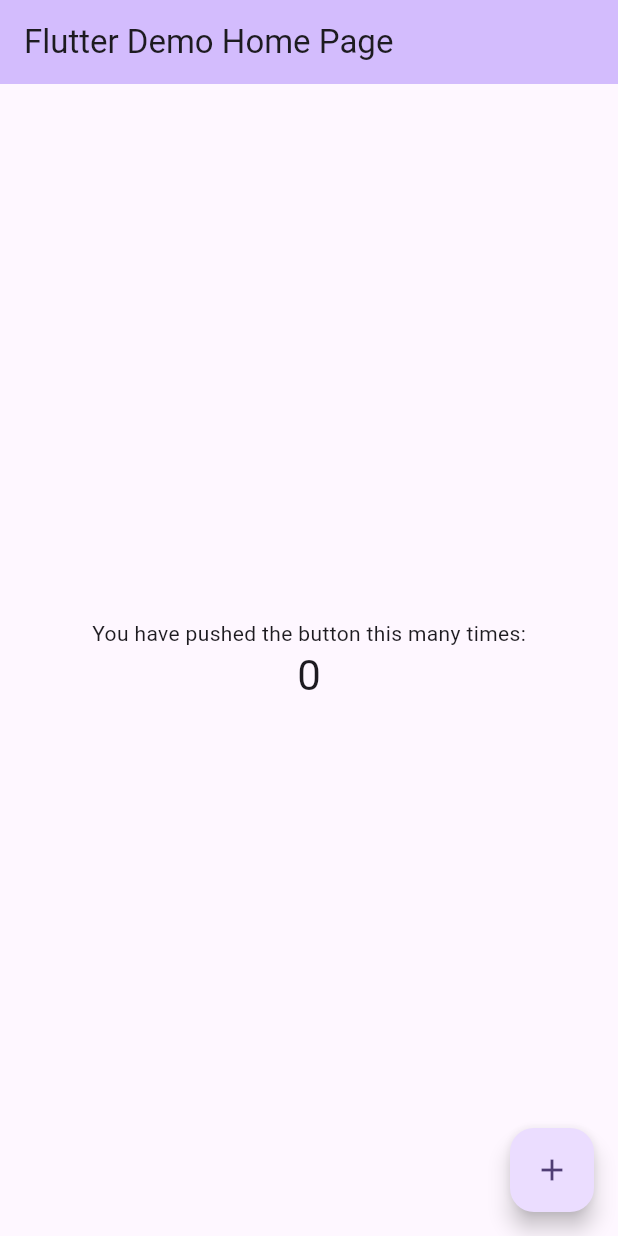
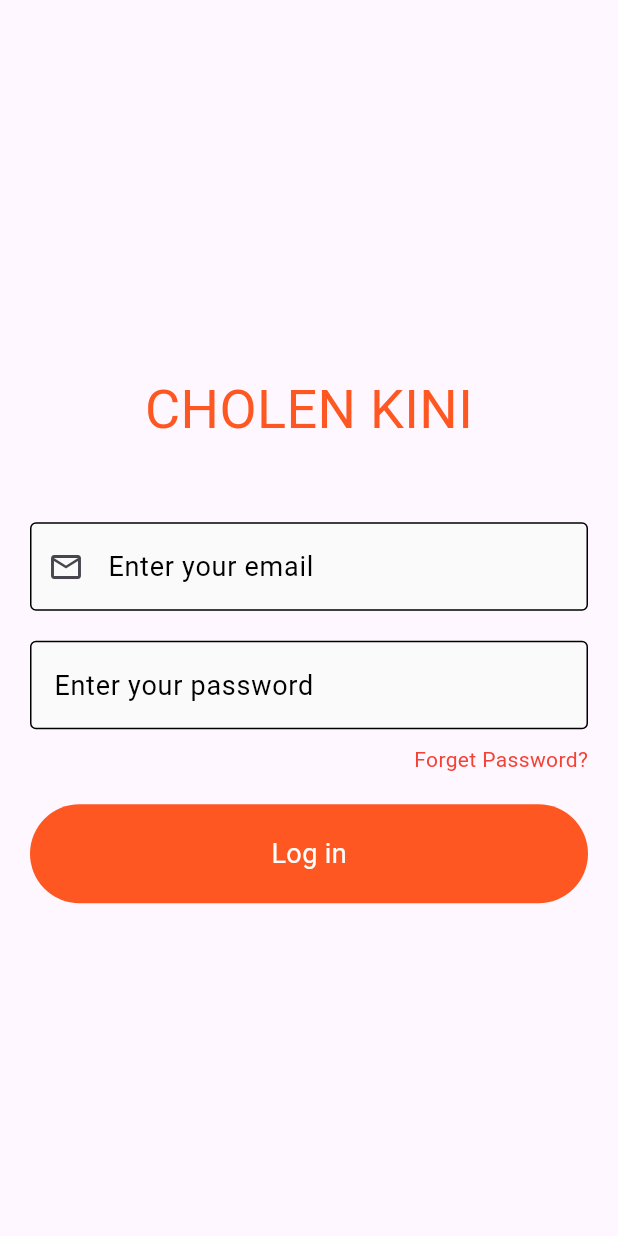
Before and after one commit to Shaown292/flutter_b3, a Flutter app: the screen it shows after launch, on a phone screen of 412 x 824 dp. Run offline on Flutter 3.47's test engine with Material 3 defaults, Android fonts, the phone set to English and light mode, and no system bars.

Commit message:
log in page with dummy mail

```diff
--- /dev/null
+++ b/lib/log_in_page.dart
@@ -0,0 +1,100 @@
+import 'package:flutter/material.dart';
+import 'package:flutter_b3/widgets/custom_text_field.dart';
+
+class LogInPage extends StatelessWidget {
+  const LogInPage({super.key});
+
+  @override
+  Widget build(BuildContext context) {
+    final TextEditingController emailController = TextEditingController();
+    final TextEditingController passwordController = TextEditingController();
+    return Scaffold(
+      body: Padding(
+        padding: const EdgeInsets.symmetric(horizontal: 20.0),
+        child: Center(
+          child: Column(
+            children: [
+              SizedBox(
+                height: MediaQuery.of(context).size.height * 0.3,
+              ),
+              Text(
+                "CHOLEN KINI",
+                style: TextStyle(fontSize: 36, color: Colors.deepOrange),
+              ),
+              SizedBox(height: 50),
+              CustomTextField(
+                controller: emailController,
+                hintText: "Enter your email",
+                prefixWidget: Icon(Icons.email_outlined),
+              ),
+              SizedBox(height: 20),
+              CustomTextField(
+                controller: passwordController,
+                hintText: 'Enter your password',
+                obscureText: true,
+              ),
+              SizedBox(height: 10),
+              InkWell(
+                onTap: () {
+                  _showDialogue(context);
+                },
+                child: Align(
+                  alignment: Alignment.bottomRight,
+                  child: Text(
+                    "Forget Password?",
+                    style: TextStyle(color: Colors.red),
+                  ),
+                ),
+              ),
+              SizedBox(height: 20),
+              InkWell(
+                onTap: (){
+                  if(emailController.text.toString() == "kzshaown" && passwordController.text.toString() == "1234"){
+                    return debugPrint("Success");
+                  }
+                  else
+                    {
+                      debugPrint("Error");
+                    }
+                },
+                child: Container(
+                  padding: EdgeInsets.all(20),
+                  decoration: BoxDecoration(
+                    borderRadius: BorderRadius.circular(50),
+                    color: Colors.deepOrange,
+                  ),
+                  child: Center(
+                    child: Text(
+                      "Log in",
+                      style: TextStyle(color: Colors.white, fontSize: 18),
+                    ),
+                  ),
+                ),
+              ),
+            ],
+          ),
+        ),
+      ),
+    );
+  }
+}
+
+void _showDialogue(BuildContext context) {
+  showDialog(
+    context: context,
+    builder: (BuildContext context) {
+      return AlertDialog(
+        title: Text('Alert'),
+        content: Text('This is a simple alert dialog.'),
+        actions: [
+          TextButton(
+            child: Text('OK'),
+            onPressed: () {
+              Navigator.of(context).pop(); // Close the dialog
+            },
+          ),
+        ],
+      );
+    },
+  );
+}
--- a/lib/main.dart
+++ b/lib/main.dart
@@ -1,4 +1,5 @@
 import 'package:flutter/material.dart';
+import 'package:flutter_b3/log_in_page.dart';
 
 void main() {
   runApp(const MyApp());
@@ -30,93 +31,7 @@ class MyApp extends StatelessWidget {
         // tested with just a hot reload.
         colorScheme: ColorScheme.fromSeed(seedColor: Colors.deepPurple),
       ),
-      home: const MyHomePage(title: 'Flutter Demo Home Page'),
+      home: LogInPage()
     );
   }
 }
-
-class MyHomePage extends StatefulWidget {
-  const MyHomePage({super.key, required this.title});
-
-  // This widget is the home page of your application. It is stateful, meaning
-  // that it has a State object (defined below) that contains fields that affect
-  // how it looks.
-
-  // This class is the configuration for the state. It holds the values (in this
-  // case the title) provided by the parent (in this case the App widget) and
-  // used by the build method of the State. Fields in a Widget subclass are
-  // always marked "final".
-
-  final String title;
-
-  @override
-  State<MyHomePage> createState() => _MyHomePageState();
-}
-
-class _MyHomePageState extends State<MyHomePage> {
-  int _counter = 0;
-
-  void _incrementCounter() {
-    setState(() {
-      // This call to setState tells the Flutter framework that something has
-      // changed in this State, which causes it to rerun the build method below
-      // so that the display can reflect the updated values. If we changed
-      // _counter without calling setState(), then the build method would not be
-      // called again, and so nothing would appear to happen.
-      _counter++;
-    });
-  }
-
-  @override
-  Widget build(BuildContext context) {
-    // This method is rerun every time setState is called, for instance as done
-    // by the _incrementCounter method above.
-    //
-    // The Flutter framework has been optimized to make rerunning build methods
-    // fast, so that you can just rebuild anything that needs updating rather
-    // than having to individually change instances of widgets.
-    return Scaffold(
-      appBar: AppBar(
-        // TRY THIS: Try changing the color here to a specific color (to
-        // Colors.amber, perhaps?) and trigger a hot reload to see the AppBar
-        // change color while the other colors stay the same.
-        backgroundColor: Theme.of(context).colorScheme.inversePrimary,
-        // Here we take the value from the MyHomePage object that was created by
-        // the App.build method, and use it to set our appbar title.
-        title: Text(widget.title),
-      ),
-      body: Center(
-        // Center is a layout widget. It takes a single child and positions it
-        // in the middle of the parent.
-        child: Column(
-          // Column is also a layout widget. It takes a list of children and
-          // arranges them vertically. By default, it sizes itself to fit its
-          // children horizontally, and tries to be as tall as its parent.
-          //
-          // Column has various properties to control how it sizes itself and
-          // how it positions its children. Here we use mainAxisAlignment to
-          // center the children vertically; the main axis here is the vertical
-          // axis because Columns are vertical (the cross axis would be
-          // horizontal).
-          //
-          // TRY THIS: Invoke "debug painting" (choose the "Toggle Debug Paint"
-          // action in the IDE, or press "p" in the console), to see the
-          // wireframe for each widget.
-          mainAxisAlignment: MainAxisAlignment.center,
-          children: <Widget>[
-            const Text('You have pushed the button this many times:'),
-            Text(
-              '$_counter',
-              style: Theme.of(context).textTheme.headlineMedium,
-            ),
-          ],
-        ),
-      ),
-      floatingActionButton: FloatingActionButton(
-        onPressed: _incrementCounter,
-        tooltip: 'Increment',
-        child: const Icon(Icons.add),
-      ), // This trailing comma makes auto-formatting nicer for build methods.
-    );
-  }
-}
--- /dev/null
+++ b/lib/widgets/custom_text_field.dart
@@ -0,0 +1,42 @@
+import 'package:flutter/material.dart';
+
+class CustomTextField extends StatelessWidget {
+  final TextEditingController controller;
+
+  final String hintText;
+  final Widget? prefixWidget;
+  final bool obscureText;
+
+  const CustomTextField(
+      {super.key, required this.controller, required this.hintText, this.prefixWidget, this.obscureText = false});
+
+  @override
+  Widget build(BuildContext context) {
+    return TextFormField(
+      controller: controller,
+      style: TextStyle(
+          fontSize: 18,
+          color: Colors.red
+      ),
+      obscureText: obscureText,
+      decoration: InputDecoration(
+          hintText: hintText,
+          hintStyle: TextStyle(
+              color: Colors.black,
+              fontSize: 18
+          ),
+
+          fillColor: Colors.grey[50],
+          filled: true,
+          prefixIcon: prefixWidget,
+
+          enabledBorder: OutlineInputBorder(
+
+          ),
+          focusedBorder: OutlineInputBorder(
+
+          )
+      ),
+    );
+  }
+}
```
